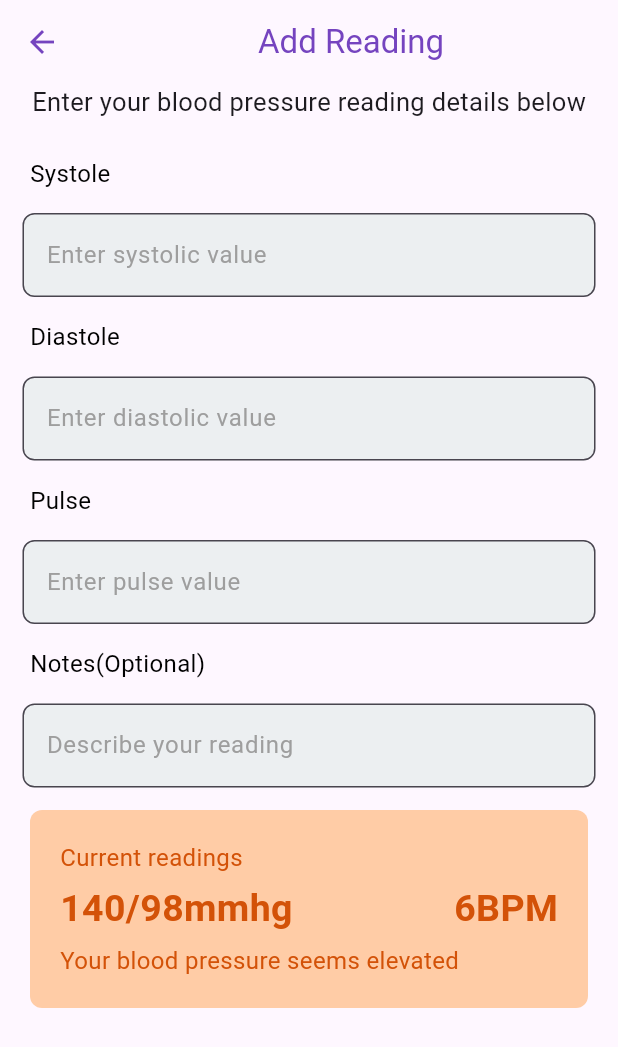
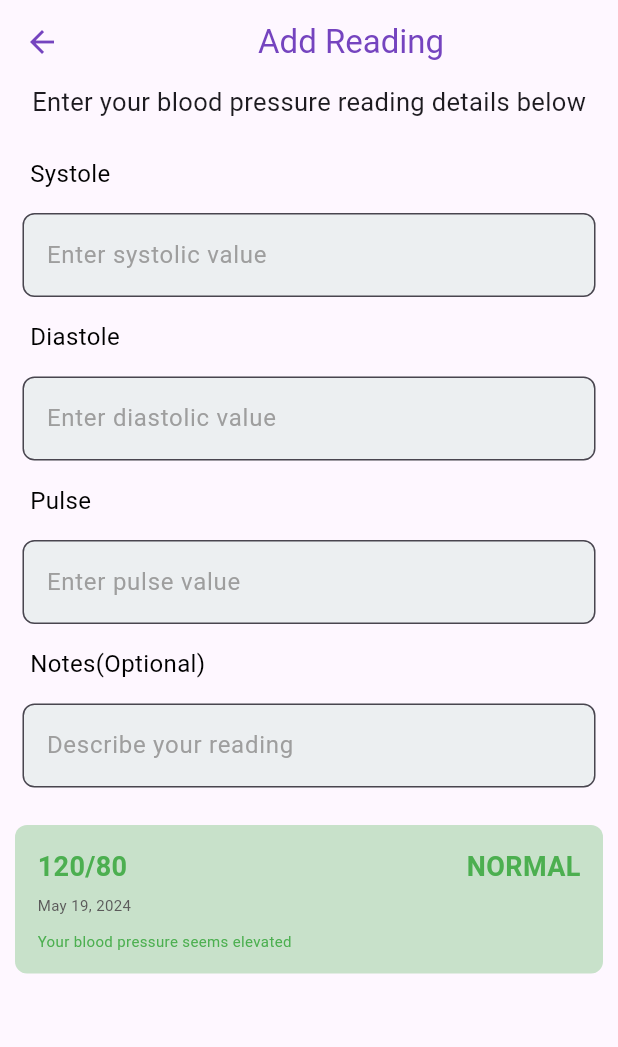
Before and after one commit to jbitz1/tunza_presha, a Flutter app: the BPReadingPage screen opened by its route, after a tap on "Add Pressure Reading", on a phone screen of 412 x 824 dp. Shown: the top 1047 px of the screen. Run offline on Flutter 3.47's test engine with Material 3 defaults, Android fonts, the phone set to English and light mode, and no system bars; our stand-ins replace cloud_firestore, firebase_core; accounts and stored records are empty.

Commit message:
refactor(BPReadingWidget): add custon description

```diff
--- a/lib/components/bp_reading_item.dart
+++ b/lib/components/bp_reading_item.dart
@@ -1,4 +1,5 @@
 import 'package:flutter/material.dart';
+import 'package:flutter/widgets.dart';
 import 'package:tunza_presha/utils.dart';
 
 class BPReadingItem extends StatelessWidget {
@@ -8,12 +9,14 @@ class BPReadingItem extends StatelessWidget {
     required this.dateRecorded,
     required this.status,
     this.showMargin = true,
+    this.description = '',
   });
 
   final String reading;
   final String dateRecorded;
   final String status;
   final bool showMargin;
+  final String description;
 
   @override
   Widget build(BuildContext context) {
@@ -26,11 +29,12 @@ class BPReadingItem extends StatelessWidget {
       ),
       padding: const EdgeInsets.all(15),
       margin: EdgeInsets.all(showMargin ? 10 : 0),
-      child: Row(
-        mainAxisAlignment: MainAxisAlignment.spaceBetween,
+      child: Column(
+        crossAxisAlignment: CrossAxisAlignment.start,
         children: [
-          Column(
+          Row(
             crossAxisAlignment: CrossAxisAlignment.start,
+            mainAxisAlignment: MainAxisAlignment.spaceBetween,
             children: [
               Text(
                 reading,
@@ -41,23 +45,32 @@ class BPReadingItem extends StatelessWidget {
                 ),
               ),
               Text(
-                dateRecorded,
-                style: const TextStyle(
-                  fontSize: 10,
-                  color: Color.fromARGB(255, 91, 90, 90),
+                status,
+                style: TextStyle(
+                  fontSize: 18,
+                  fontWeight: FontWeight.bold,
+                  color: vitalColor,
                 ),
-              )
+              ),
             ],
           ),
           const SizedBox(height: 5),
           Text(
-            status,
-            style: TextStyle(
-              fontSize: 18,
-              fontWeight: FontWeight.bold,
-              color: vitalColor,
+            dateRecorded,
+            style: const TextStyle(
+              fontSize: 10,
+              color: Color.fromARGB(255, 91, 90, 90),
             ),
-          )
+          ),
+          const SizedBox(height: 10),
+          if (description.isNotEmpty)
+            Text(
+              description,
+              style: TextStyle(
+                fontSize: 10,
+                color: vitalColor,
+              ),
+            )
         ],
       ),
     );
--- a/lib/new_reading_page.dart
+++ b/lib/new_reading_page.dart
@@ -1,4 +1,5 @@
 import 'package:flutter/material.dart';
+import 'package:tunza_presha/components/bp_reading_item.dart';
 
 class MyApp extends StatelessWidget {
   const MyApp({super.key});
@@ -135,52 +136,12 @@ class _NewReadingPageState extends State<NewReadingPage> {
                       fillColor: Colors.blueGrey[50],
                       filled: true)),
             ),
-            Container(
-              padding: const EdgeInsets.all(20),
-              margin: const EdgeInsets.symmetric(horizontal: 20),
-              width: 400,
-              decoration: BoxDecoration(
-                borderRadius: BorderRadius.circular(8),
-                color: const Color.fromARGB(255, 255, 204, 166),
-              ),
-              child: const Column(
-                crossAxisAlignment: CrossAxisAlignment.start,
-                mainAxisAlignment: MainAxisAlignment.spaceAround,
-                children: [
-                  Text(
-                    'Current readings',
-                    style: TextStyle(
-                        fontSize: 16, color: Color.fromARGB(255, 211, 82, 8)),
-                  ),
-                  SizedBox(height: 5),
-                  Row(
-                    mainAxisAlignment: MainAxisAlignment.spaceBetween,
-                    children: [
-                      Text(
-                        "140/98mmhg",
-                        style: TextStyle(
-                            fontSize: 25,
-                            color: Color.fromARGB(255, 211, 82, 8),
-                            fontWeight: FontWeight.bold),
-                      ),
-                      Text(
-                        '6BPM',
-                        style: TextStyle(
-                            fontWeight: FontWeight.bold,
-                            fontSize: 25,
-                            color: Color.fromARGB(255, 211, 82, 8)),
-                      )
-                    ],
-                  ),
-                  SizedBox(height: 5),
-                  Text(
-                    'Your blood pressure seems elevated',
-                    style: TextStyle(
-                        fontSize: 16, color: Color.fromARGB(255, 211, 82, 8)),
-                  )
-                ],
-              ),
-            )
+            const BPReadingItem(
+              reading: "120/80",
+              dateRecorded: "May 19, 2024",
+              status: "NORMAL",
+              description: 'Your blood pressure seems elevated',
+            ),
           ],
         ),
       ),
```
